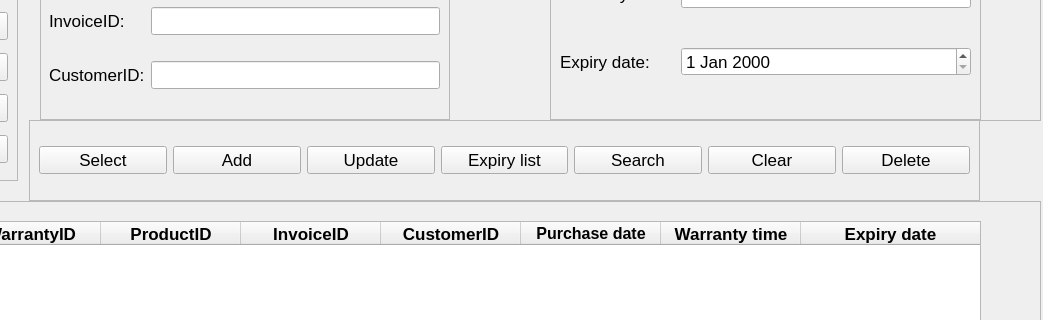
Before: the Qt Designer form src/View/VIewUI/WarrantyAdmin.ui in Hai1205/ComputerStore-Python-, drawn with Qt 5; both pictures show x 120 to 1163 and y 259 to 579 of the 1163 by 768 pixel window.
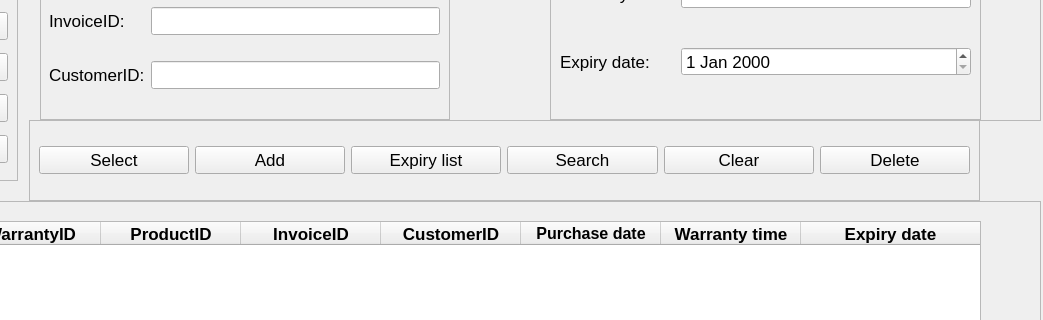
After: the same form once the commit is applied.

Diff of the .ui file:
```diff
--- a/src/View/VIewUI/WarrantyAdmin.ui
+++ b/src/View/VIewUI/WarrantyAdmin.ui
@@ -380,13 +380,6 @@
        </property>
       </widget>
      </item>
-     <item>
-      <widget class="QPushButton" name="update">
-       <property name="text">
-        <string>Update</string>
-       </property>
-      </widget>
-     </item>
      <item>
       <widget class="QPushButton" name="expiryList">
        <property name="text">
```
